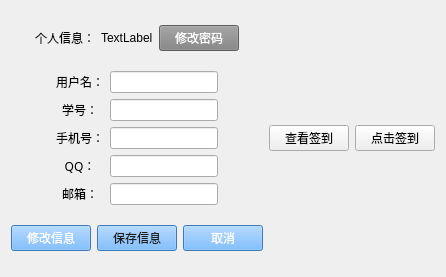
Above: FileManagement/UserInformation.ui from hhyvs111/FileManagement before the change. Below: the same form after it.
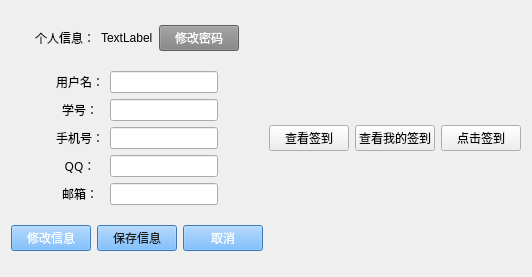
That is the form after the change.

The edit to the form file:
```diff
--- a/FileManagement/UserInformation.ui
+++ b/FileManagement/UserInformation.ui
@@ -268,6 +268,13 @@
          </property>
         </widget>
        </item>
+       <item>
+        <widget class="QPushButton" name="LookMySignButton">
+         <property name="text">
+          <string>查看我的签到</string>
+         </property>
+        </widget>
+       </item>
        <item>
         <widget class="QPushButton" name="SignButton">
          <property name="text">
```
